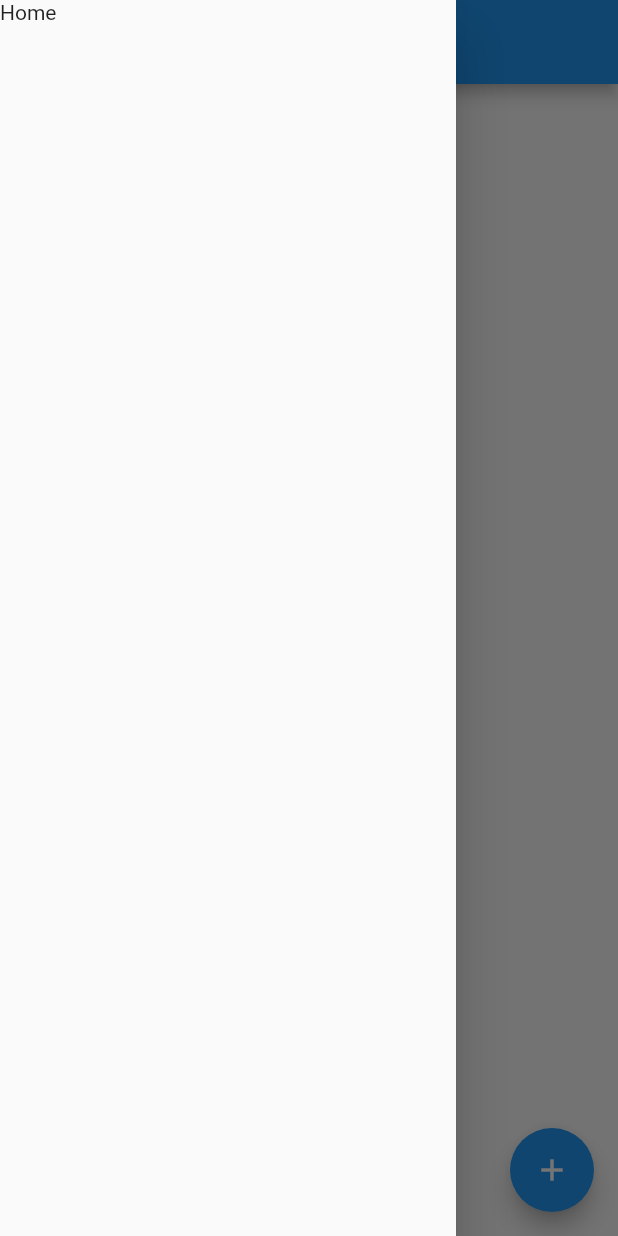
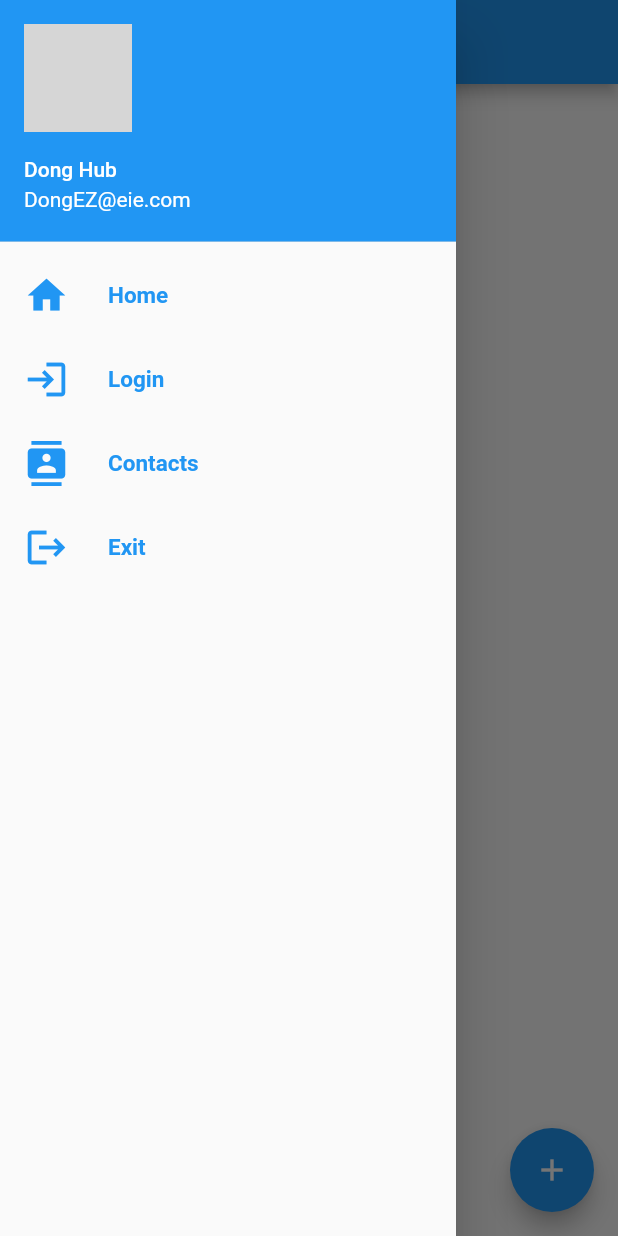
Before and after one commit to AirSupan/flutter-dip2-2565-week8, a Flutter app: the Home screen opened directly, with the side drawer open, on a phone screen of 412 x 824 dp. Run offline on Flutter 3.47's test engine with Material 2 defaults, Android fonts, the phone set to English and light mode, and no system bars; network calls fail; grey boxes are pictures that could not be loaded.

Commit message:
first commit

```diff
--- a/lib/app.dart
+++ b/lib/app.dart
@@ -1,6 +1,7 @@
 import 'package:flutter/material.dart';
 
 import 'home.dart';
+import 'text_page.dart';
 
 class MyApp extends StatelessWidget {
   const MyApp({Key? key}) : super(key: key); //1.constructor
@@ -9,7 +10,7 @@ class MyApp extends StatelessWidget {
   Widget build(BuildContext context) { //2.build
     return MaterialApp(
       debugShowCheckedModeBanner: false,
-      home: Home(),
+      home: TextPage(),
     );
   }
 }
--- a/lib/home.dart
+++ b/lib/home.dart
@@ -1,4 +1,7 @@
 import 'package:flutter/material.dart';
+
+import 'contact.dart';
+import 'login.dart';
 
 class Home extends StatelessWidget{
   const Home({Key? key}):super(key: key); //1.constructor
@@ -19,7 +22,49 @@ class Home extends StatelessWidget{
           )
       ),
       drawer: Drawer(
-        child: Text("Home"),
+        child: ListView(
+          children: [
+            UserAccountsDrawerHeader(
+              accountName: Text("Dong Hub"),
+              accountEmail: Text("DongEZ@eie.com"),
+              currentAccountPicture: CircleAvatar(
+                backgroundImage: NetworkImage("https://scontent.fbkk6-2.fna.fbcdn.net/v/t39.30808-6/292179591_578611643665774_5733455629215337930_n.jpg?_nc_cat=104&ccb=1-7&_nc_sid=09cbfe&_nc_eui2=AeGGS7WJgiaPomXYF7e4USRIdQB7gcm7S1p1AHuBybtLWu7qR7VmRFQkCEcFw-cXF6yMLq1SOGs8nJs_8GVIbBsh&_nc_ohc=DmOpU0iw7rYAX_wtC0J&tn=XihEMfGAAOeB5L7q&_nc_ht=scontent.fbkk6-2.fna&oh=00_AT_7bpLjO6CXjricg092N3PIvxntcaJEdaCXRueDFfrHeg&oe=62CAC40E"),
+              ),
+            ),
+            ListTile(
+              title: Text("Home",style: TextStyle(color: Colors.blue,fontSize: 15,fontWeight: FontWeight.bold),),
+              leading: Icon(Icons.home,color: Colors.blue,size: 30,),
+              onTap: (){
+                Navigator.pop(context);
+                Navigator.push(context, MaterialPageRoute(builder: (context)=> Home()));
+              },
+            ),
+            ListTile(
+              title: Text("Login",style: TextStyle(color: Colors.blue,fontSize: 15,fontWeight: FontWeight.bold),),
+              leading: Icon(Icons.login,color: Colors.blue,size: 30,),
+              onTap: (){
+                Navigator.pop(context);
+                Navigator.push(context, MaterialPageRoute(builder: (context)=> LoginPage()));
+              },
+            ),
+            ListTile(
+              title: Text("Contacts",style: TextStyle(color: Colors.blue,fontSize: 15,fontWeight: FontWeight.bold),),
+              leading: Icon(Icons.contacts,color: Colors.blue,size: 30,),
+              onTap: (){
+                Navigator.pop(context);
+                Navigator.push(context, MaterialPageRoute(builder: (context)=> ContactPage()));
+              },
+            ),
+            ListTile(
+              title: Text("Exit",style: TextStyle(color: Colors.blue,fontSize: 15,fontWeight: FontWeight.bold),),
+              leading: Icon(Icons.logout,color: Colors.blue,size: 30,),
+              onTap: (){
+                Navigator.pop(context);
+                Navigator.push(context, MaterialPageRoute(builder: (context)=> Home()));
+              },
+            ),
+          ],
+        ),
       ),
       floatingActionButton: FloatingActionButton(
         onPressed: (){},
--- /dev/null
+++ b/lib/login.dart
@@ -0,0 +1,15 @@
+import 'package:flutter/material.dart';
+
+class LoginPage extends StatelessWidget {
+  const LoginPage({Key? key}) : super(key: key);
+
+  @override
+  Widget build(BuildContext context) {
+    return Scaffold(
+      appBar: AppBar(
+        title: Text("Login System"),
+      ),
+      body: Text("Login"),
+    );
+  }
+}
```
Also changed, not shown: lib/contact.dart (added, +14 -0 lines), lib/text_page.dart (added, +31 -0 lines).
